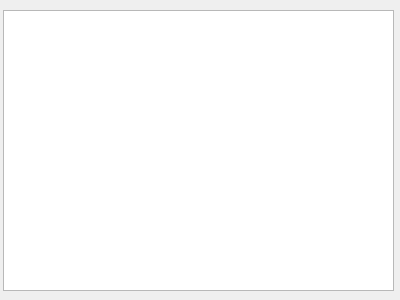
Above: project/Remark_win.ui from ScaryOrange/PyQt5_Project before the change. Below: the same form after it.
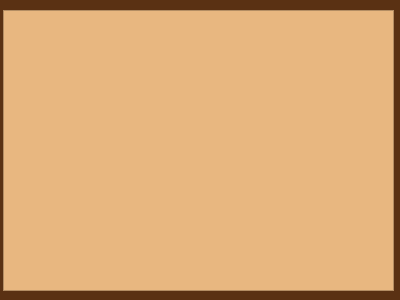
That is the form after the change.

What changed in the file:
```diff
--- a/project/Remark_win.ui
+++ b/project/Remark_win.ui
@@ -13,6 +13,9 @@
   <property name="windowTitle">
    <string>Form</string>
   </property>
+  <property name="styleSheet">
+   <string notr="true">background-color: rgb(90, 49, 19);</string>
+  </property>
   <widget class="QTextEdit" name="textEdit">
    <property name="geometry">
     <rect>
@@ -22,6 +25,9 @@
      <height>281</height>
     </rect>
    </property>
+   <property name="styleSheet">
+    <string notr="true">background-color: rgb(232, 183, 128);</string>
+   </property>
   </widget>
  </widget>
  <resources/>
```
